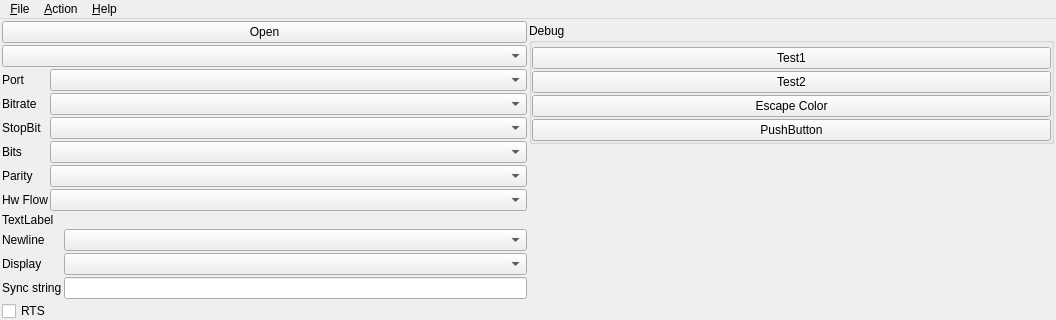
First picture: the form in mpTerminal.ui, repository zonbrisad/mpterm, before the edit; both pictures show x 0 to 1056 and y 0 to 320 of the 1056 by 614 pixel window.
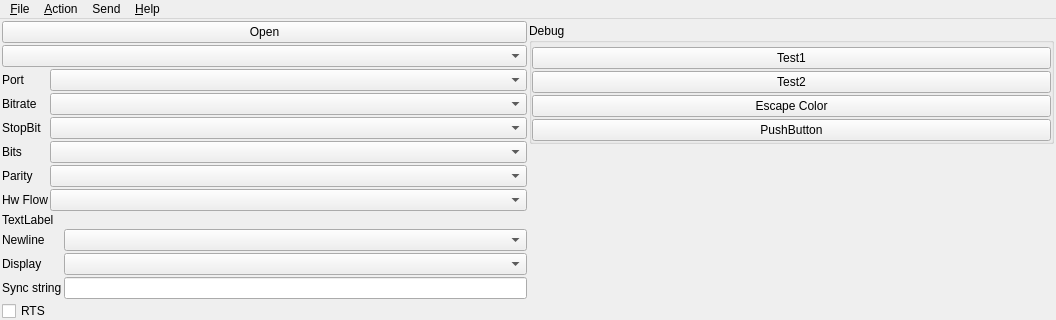
Second picture: the form after the edit.

Diff of the .ui file:
```diff
--- a/mpTerminal.ui
+++ b/mpTerminal.ui
@@ -341,8 +341,14 @@
     <addaction name="actionReset_port"/>
     <addaction name="actionPortInfo"/>
    </widget>
+   <widget class="QMenu" name="menuSend">
+    <property name="title">
+     <string>Send</string>
+    </property>
+   </widget>
    <addaction name="menuFile"/>
    <addaction name="menuAction"/>
+   <addaction name="menuSend"/>
    <addaction name="menuHelp"/>
   </widget>
   <widget class="QStatusBar" name="statusbar">
```
